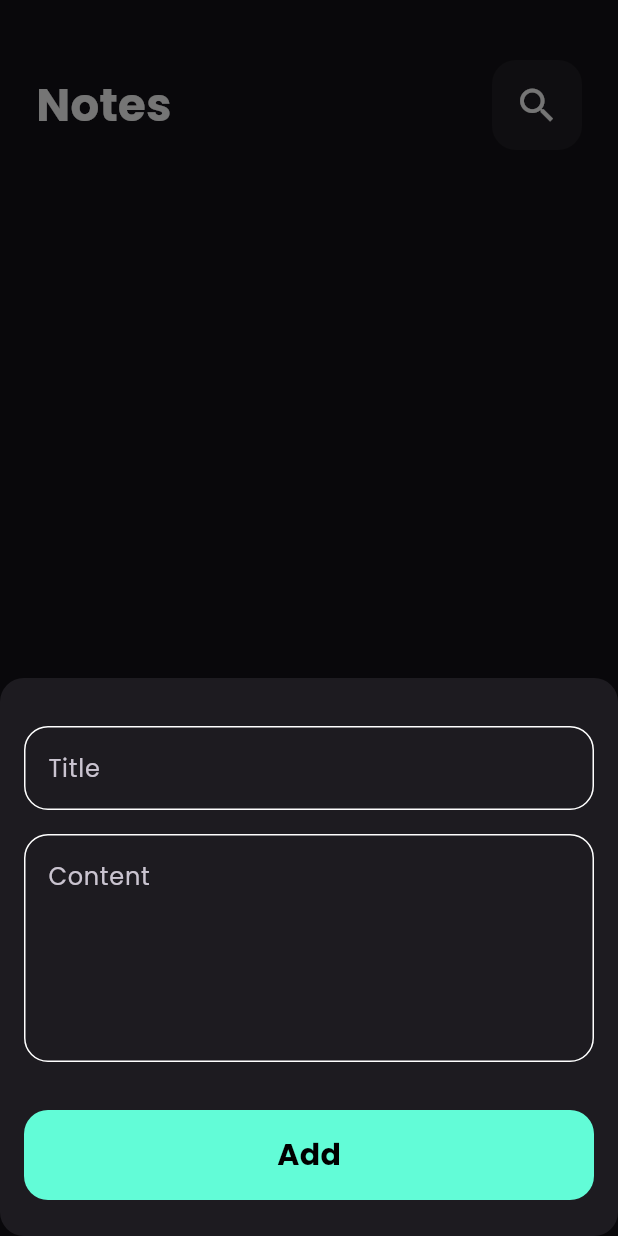
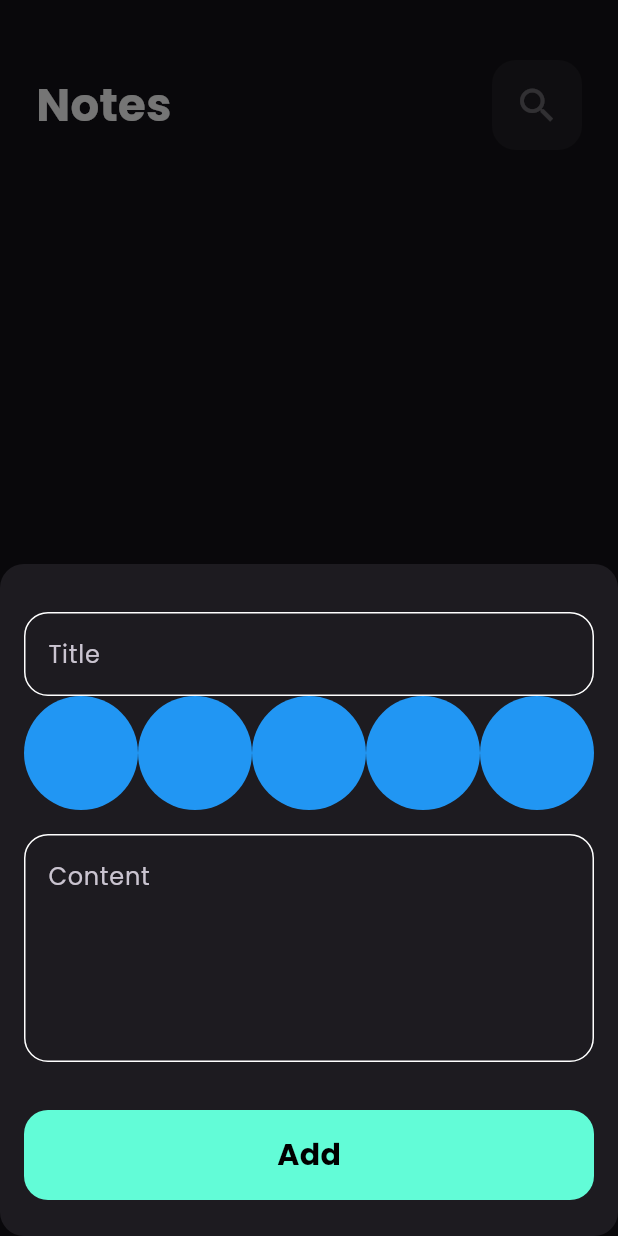
Before and after one commit to khaledelnaghy/notes_app, a Flutter app: the screen it shows after launch, after a tap on the "add" icon, on a phone screen of 412 x 824 dp. Run offline on Flutter 3.47's test engine with Material 3 defaults, Android fonts, the phone set to English and light mode, and no system bars; our stand-ins replace flutter_bloc, font_awesome_flutter, hive, hive_flutter; accounts and stored records are empty.

Commit message:
create colors list viwe part one

```diff
--- a/lib/views/widgets/add_note_form.dart
+++ b/lib/views/widgets/add_note_form.dart
@@ -3,6 +3,7 @@ import 'package:flutter_bloc/flutter_bloc.dart';
 import 'package:intl/intl.dart';
 import 'package:notes_app/cubit/add_note_cubit/add_note_cubit.dart';
 import 'package:notes_app/models/note_model.dart';
+import 'package:notes_app/views/widgets/colors_list_view.dart';
 import 'package:notes_app/views/widgets/custom_button.dart';
 import 'package:notes_app/views/widgets/custom_text_field.dart';
 
@@ -38,6 +39,7 @@ class _AddNoteFormState extends State<AddNoteForm> {
               title = value;
             },
           ),
+          ColorsListView(),
           SizedBox(
             height: 16,
           ),
--- /dev/null
+++ b/lib/views/widgets/colors_list_view.dart
@@ -0,0 +1,32 @@
+
+import 'package:flutter/material.dart';
+
+class ColorItem extends StatelessWidget {
+  const ColorItem({super.key});
+
+  @override
+  Widget build(BuildContext context) {
+    return CircleAvatar(
+      radius: 38,
+      backgroundColor: Colors.blue,
+    );
+  }
+}
+
+class ColorsListView extends StatelessWidget {
+  const ColorsListView({super.key});
+
+  @override
+  Widget build(BuildContext context) {
+    return SizedBox(
+      height: 38 * 2,
+      child: ListView.builder(
+        itemCount: 10,
+        scrollDirection: Axis.horizontal,
+        itemBuilder: (context, index) {
+          return ColorItem();
+        },
+      ),
+    );
+  }
+}
--- a/lib/views/widgets/custom_app_bar_body.dart
+++ b/lib/views/widgets/custom_app_bar_body.dart
@@ -2,11 +2,11 @@ import 'package:flutter/material.dart';
 import 'package:notes_app/views/widgets/custom_search_icon.dart';
 
 class CustomAppBarBody extends StatelessWidget {
-  const CustomAppBarBody({super.key, required this.title, required this.icon});
+  const CustomAppBarBody({super.key, required this.title, required this.icon, this.onPressed});
 
   final String title;
   final IconData icon;
-
+final void Function()? onPressed;
   @override
   Widget build(BuildContext context) {
     return Row(mainAxisAlignment: MainAxisAlignment.spaceBetween, children: [
@@ -17,6 +17,8 @@ class CustomAppBarBody extends StatelessWidget {
       ),
       Spacer(),
       CustomSearchIcon(
+
+        onPressed: onPressed,
         icon: icon,
       ),
     ]);
--- a/lib/views/widgets/custom_search_icon.dart
+++ b/lib/views/widgets/custom_search_icon.dart
@@ -1,9 +1,9 @@
 import 'package:flutter/material.dart';
 
 class CustomSearchIcon extends StatelessWidget {
-  const CustomSearchIcon({super.key, required this.icon});
+  const CustomSearchIcon({super.key, required this.icon, this.onPressed});
   final IconData icon;
-
+ final void Function()? onPressed;
   @override
   Widget build(BuildContext context) {
     return Container(
@@ -14,7 +14,7 @@ class CustomSearchIcon extends StatelessWidget {
         borderRadius: BorderRadius.circular(16),
       ),
       child: IconButton(
-        onPressed: () {},
+        onPressed:onPressed,
         icon: Icon(icon),
         iconSize: 30,
         color: Colors.white,
--- a/lib/views/widgets/custom_text_field.dart
+++ b/lib/views/widgets/custom_text_field.dart
@@ -2,14 +2,16 @@ import 'package:flutter/material.dart';
 import 'package:notes_app/constant.dart';
 
 class CustomTextField extends StatelessWidget {
-  const CustomTextField({super.key, required this.hint, this.maxLines = 1 , this.onSaved});
+  const CustomTextField({super.key, required this.hint, this.maxLines = 1 , this.onSaved, this.onChanged});
 
   final String hint;
   final int maxLines;
   final void Function(String?)? onSaved;
+  final Function(String)? onChanged;
   @override
   Widget build(BuildContext context) {
     return TextFormField(
+      onChanged: onChanged,
       onSaved: onSaved ,
       validator: (value){
 
```
Also changed, not shown: lib/views/edit_note_views.dart (+6 -3 lines), lib/views/widgets/custom_note_item_.dart (+8 -7 lines), lib/views/widgets/edit_view_body.dart (+33 -7 lines).
